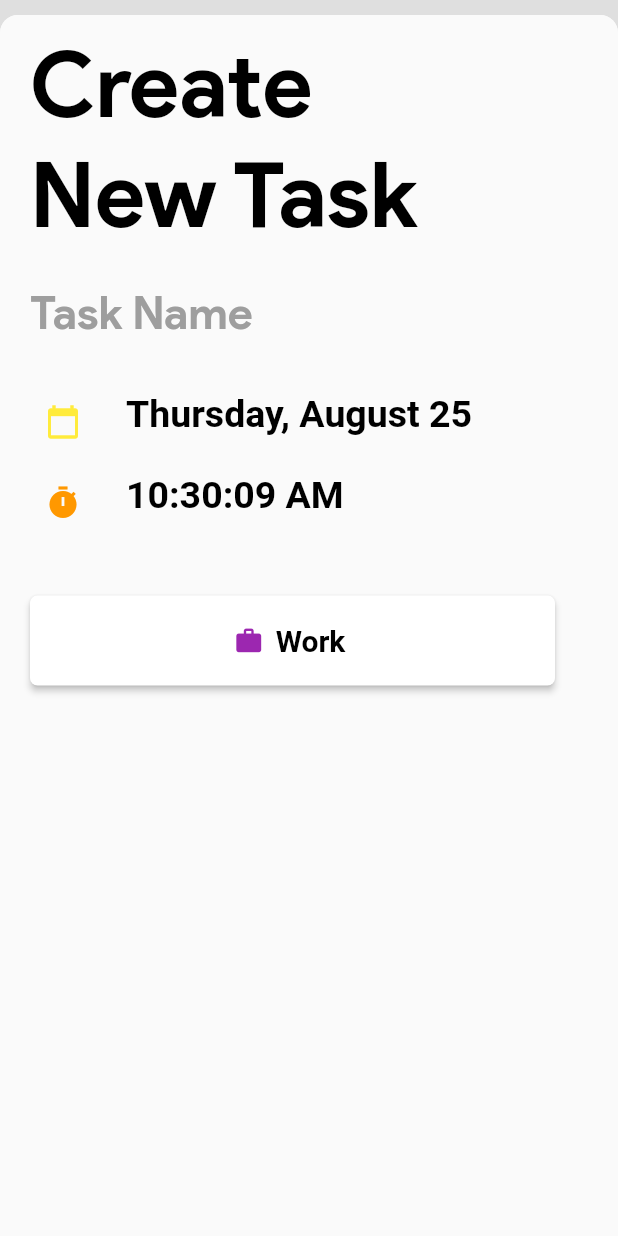
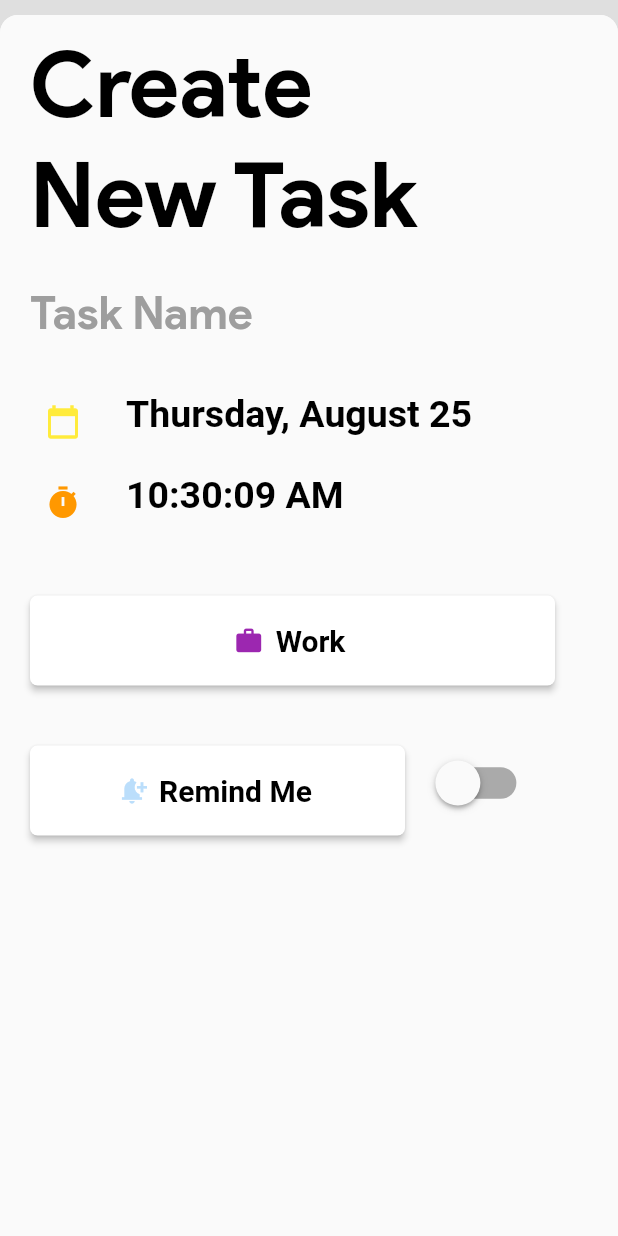
Before and after one commit to anshb7/to_do_app, a Flutter app: the screen it shows after launch, after a tap on "Tap to Add", on a phone screen of 412 x 824 dp. Run offline on Flutter 3.47's test engine with Material 2 defaults, Android fonts, the phone set to English and light mode, and no system bars; our stand-ins replace modal_bottom_sheet; missing offline and left inert: dart:ffi.

Commit message:
added switch and remind me button

```diff
--- a/lib/main.dart
+++ b/lib/main.dart
@@ -46,6 +46,7 @@ class MyHomePage extends StatefulWidget {
 }
 
 class _MyHomePageState extends State<MyHomePage> {
+  bool isSwitched = false;
   String dropdownvalue = 'Work';
   var items = ['Work', 'Home', 'Goal', 'Task'];
   bool ischecked = false;
@@ -206,7 +207,59 @@ New Task''',
                               SizedBox(
                                 height: 30,
                               ),
-
+                              Row(
+                                mainAxisAlignment: MainAxisAlignment.start,
+                                children: [
+                                  Padding(
+                                    padding: EdgeInsets.fromLTRB(20, 10, 20, 0),
+                                    child: SizedBox(
+                                      width: 250,
+                                      height: 60,
+                                      child: ElevatedButton.icon(
+                                        icon: Icon(
+                                          Icons.notification_add,
+                                          color: Colors.blue[100],
+                                          size: 20,
+                                        ),
+                                        label: Text(
+                                          'Remind Me',
+                                          style: TextStyle(
+                                              color: Colors.black,
+                                              fontWeight: FontWeight.bold,
+                                              fontSize: 20),
+                                        ),
+                                        onPressed: () {},
+                                        style: ButtonStyle(
+                                          backgroundColor:
+                                              MaterialStateProperty.all<Color>(
+                                                  Colors.white),
+                                          shape: MaterialStateProperty.all(
+                                              RoundedRectangleBorder(
+                                                  borderRadius:
+                                                      BorderRadius.circular(
+                                                          5))),
+                                        ),
+                                      ),
+                                    ),
+                                  ),
+                                  Transform.scale(
+                                    scale: 1.5,
+                                    child: Switch(
+                                      value: isSwitched,
+                                      onChanged: (value) {
+                                        setState(() {
+                                          isSwitched = value;
+                                          print(isSwitched);
+                                        });
+                                      },
+                                      activeTrackColor:
+                                          Color.fromARGB(255, 181, 206, 235),
+                                      activeColor:
+                                          Color.fromARGB(255, 181, 206, 235),
+                                    ),
+                                  ),
+                                ],
+                              ),
                             ],
                           ),
                         ));
```
